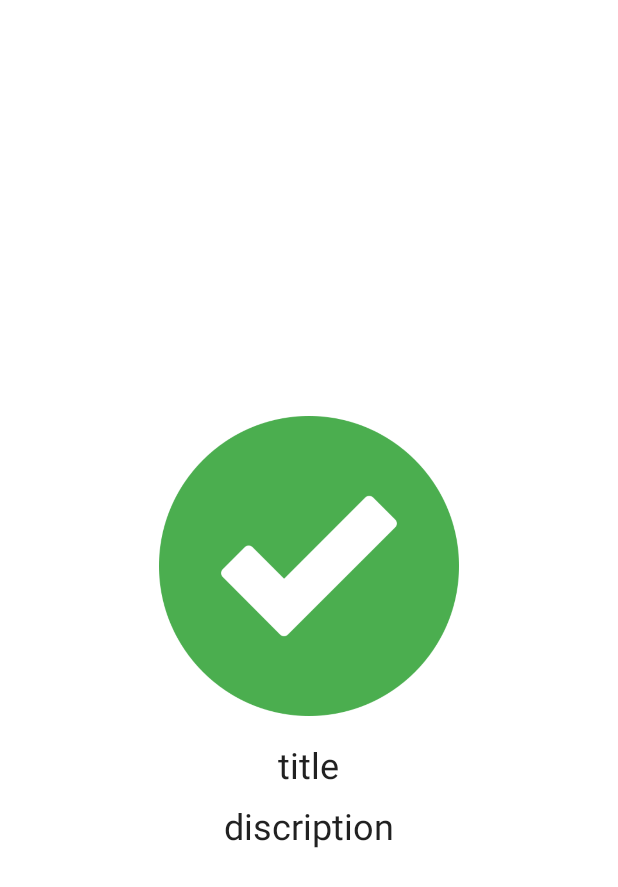
After one commit to sanskar-coditas/AndroidArchitectureJetpack, an Android app: the layout activity_adapter.xml on its own in the app's theme, with its tools: preview values and no code run, on a phone screen of 412 x 824 dp. The commit adds this screen. Shown: the top 887 px of the screen. Run offline under Robolectric (Android 15) with nearby library versions, the phone set to English and light mode, and no system bars.

Commit message:
Binding Adapter

```diff
--- a/app/build.gradle
+++ b/app/build.gradle
@@ -1,6 +1,7 @@
 plugins {
     id 'com.android.application'
     id 'org.jetbrains.kotlin.android'
+    id 'kotlin-kapt' //for data binding
 }
 
 android {
@@ -48,4 +49,7 @@ dependencies {
     implementation("androidx.lifecycle:lifecycle-viewmodel-ktx:$lifecycle_version")
     //LiveData
     implementation("androidx.lifecycle:lifecycle-livedata-ktx:$lifecycle_version")
+    //to load images
+    implementation 'com.github.bumptech.glide:glide:4.13.0'
+    kapt 'com.github.bumptech.glide:compiler:4.13.0'
 }
--- a/app/src/main/java/com/example/androidarchitecturejetpack/MainActivity.kt
+++ b/app/src/main/java/com/example/androidarchitecturejetpack/MainActivity.kt
@@ -26,8 +26,6 @@ class MainActivity : AppCompatActivity() {
         //provides view model, passing lifecycle
         //TO make an object we used ViewModelProvider and passed lifecycle owner(this) and which class object we need
         //2ed parameter is  fixed value that we want pass to the view model using viewModelFactory
-
-
 
 
         binding.buttonForCount.setOnClickListener {
--- /dev/null
+++ b/app/src/main/java/com/example/androidarchitecturejetpack/Post.kt
@@ -0,0 +1,4 @@
+package com.example.androidarchitecturejetpack
+
+class Post(val title: String, val discription:String,val url: String) {
+}
--- /dev/null
+++ b/app/src/main/res/layout/activity_adapter.xml
@@ -0,0 +1,49 @@
+<?xml version="1.0" encoding="utf-8"?>
+<layout xmlns:android="http://schemas.android.com/apk/res/android"
+    xmlns:app="http://schemas.android.com/apk/res-auto"
+    xmlns:tools="http://schemas.android.com/tools">
+    <data>
+        <variable
+            name="post"
+            type="com.example.androidarchitecturejetpack.Post" />
+    </data>
+
+    <LinearLayout
+        android:layout_width="match_parent"
+        android:layout_height="match_parent"
+        android:orientation="vertical"
+        android:gravity="center"
+        tools:context=".ActivityForAdapter">
+
+        <ImageView
+            android:id="@+id/imgID"
+            style="@style/TextAppearance.AppCompat.Headline"
+            android:layout_width="200dp"
+            android:layout_height="200dp"
+            android:layout_marginTop="20dp"
+            imageFromUrl="@{post.url}"
+            android:src="@drawable/donetask"
+             />
+
+        <TextView
+            style="@style/TextAppearance.AppCompat.Headline"
+            android:layout_width="wrap_content"
+            android:layout_height="wrap_content"
+            android:layout_marginTop="16dp"
+            android:text="@{post.title}"
+            tools:text="title"
+            />
+        <TextView
+            style="@style/TextAppearance.AppCompat.Headline"
+            android:layout_width="wrap_content"
+            android:layout_height="wrap_content"
+            android:text="@{post.discription}"
+            android:layout_marginTop="8dp"
+            tools:text="discription"
+            />
+
+    </LinearLayout>
+
+
+
+</layout>
--- a/app/src/main/res/layout/activity_main.xml
+++ b/app/src/main/res/layout/activity_main.xml
@@ -9,6 +9,9 @@
         <variable
             name="mainViewModelForInc"
             type="com.example.androidarchitecturejetpack.MainViewModel" />
+        <variable
+            name="post"
+            type="com.example.androidarchitecturejetpack.Post" />
     </data>
 
 
@@ -85,5 +88,6 @@
             />
 
 
+
     </androidx.constraintlayout.widget.ConstraintLayout>
 </layout>
```
Also changed, not shown: app/src/main/AndroidManifest.xml (+9 -4 lines), app/src/main/java/com/example/androidarchitecturejetpack/AdapterActivity.kt (added, +36 -0 lines), app/src/main/java/com/example/androidarchitecturejetpack/Adapters.kt (added, +14 -0 lines), app/src/main/res/drawable-v24/donetask.png (added).
